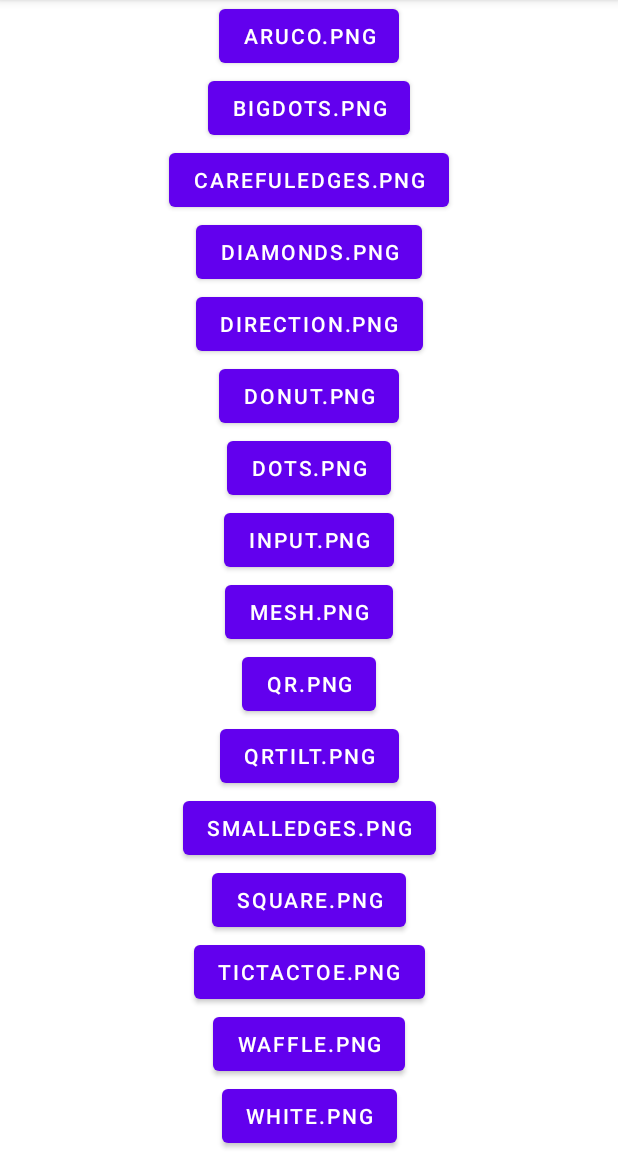
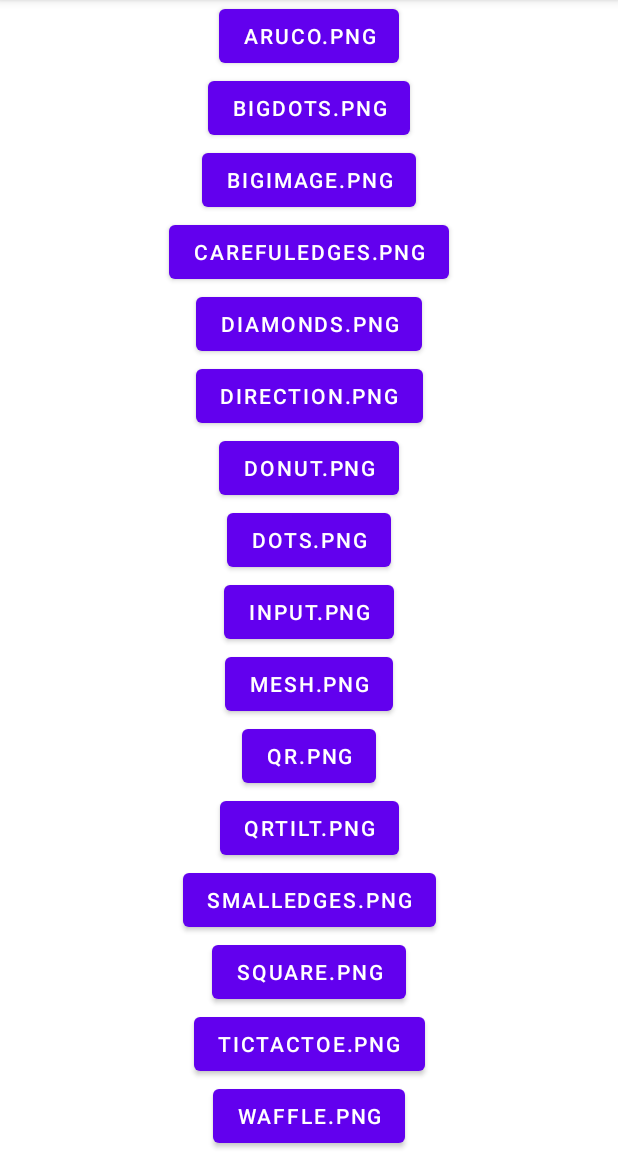
Before and after one commit to alexprieger/EE451FinalProject, an Android app: the screen it shows after launch (MainActivity), on a phone screen of 412 x 824 dp, the part 84-1236 px from its top. Run offline under Robolectric (Android 15) with nearby library versions, the phone set to English and light mode, and no system bars.

Commit message:
Added big test image

```diff
--- a/app/src/main/res/layout/activity_main.xml
+++ b/app/src/main/res/layout/activity_main.xml
@@ -32,12 +32,22 @@
             app:layout_constraintEnd_toEndOf="parent"/>
 
         <Button
+            android:id="@+id/big_image_button"
+            android:layout_width="wrap_content"
+            android:layout_height="wrap_content"
+            android:text="@string/big_image"
+            android:onClick="onClick"
+            app:layout_constraintTop_toBottomOf="@id/big_dots_button"
+            app:layout_constraintStart_toStartOf="parent"
+            app:layout_constraintEnd_toEndOf="parent"/>
+
+        <Button
             android:id="@+id/careful_edges_button"
             android:layout_width="wrap_content"
             android:layout_height="wrap_content"
             android:text="@string/careful_edges"
             android:onClick="onClick"
-            app:layout_constraintTop_toBottomOf="@id/big_dots_button"
+            app:layout_constraintTop_toBottomOf="@id/big_image_button"
             app:layout_constraintStart_toStartOf="parent"
             app:layout_constraintEnd_toEndOf="parent"/>
 
--- a/app/src/main/res/values/strings.xml
+++ b/app/src/main/res/values/strings.xml
@@ -3,6 +3,7 @@
     <string name="image_description">The binary edges of the provided image</string>
     <string name="aruco">aruco.png</string>
     <string name="big_dots">bigDots.png</string>
+    <string name="big_image">bigImage.png</string>
     <string name="careful_edges">carefulEdges.png</string>
     <string name="diamonds">diamonds.png</string>
     <string name="direction">direction.png</string>
```
Also changed, not shown: app/src/main/java/com/ajp/ee451finalproject/EdgeDetectionActivity.kt (+6 -8 lines).
